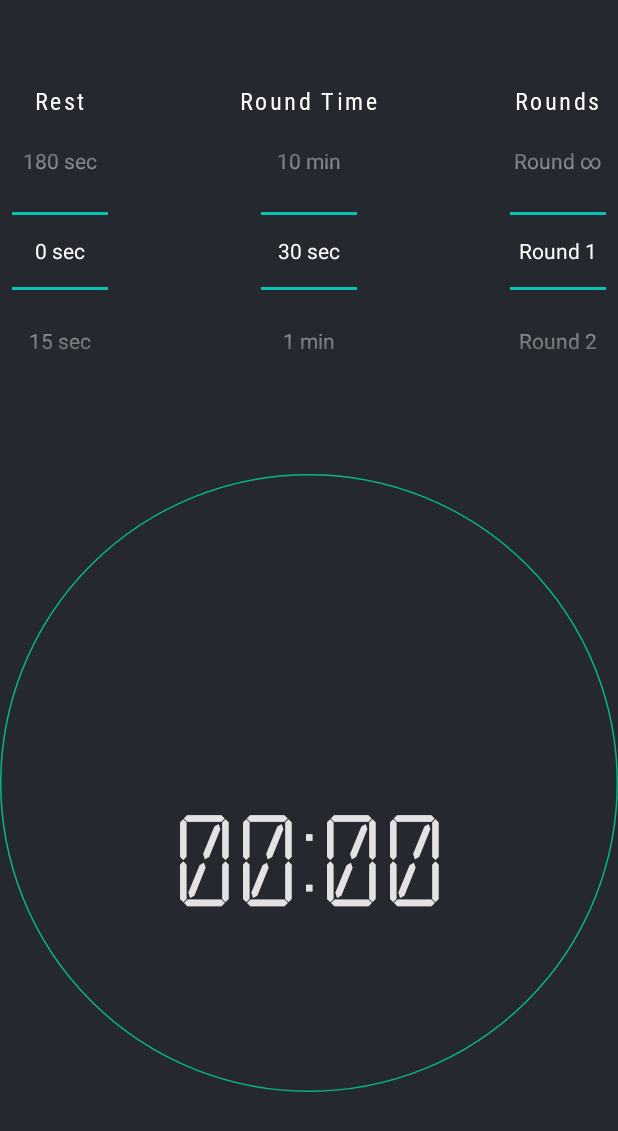
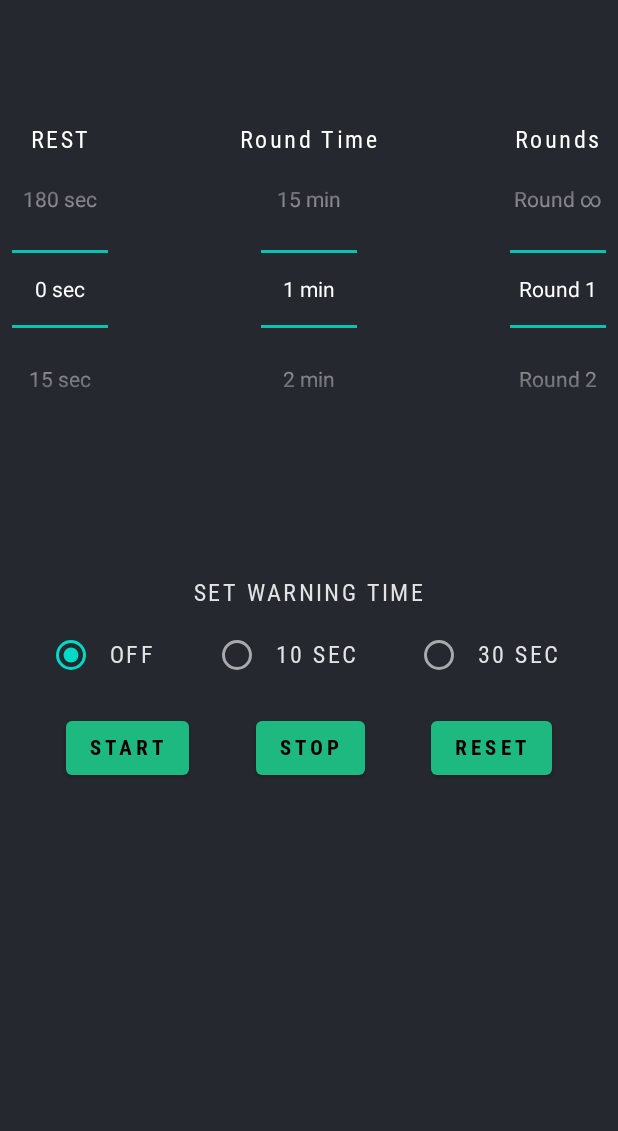
Before and after one commit to iandamping/ComposingThings, an Android app built with Jetpack Compose: the screen it shows after launch (MainActivity), on a phone screen of 412 x 824 dp. Shown: the top 1131 px of the screen. Run offline under Robolectric (Android 15) with nearby library versions, the phone set to English and light mode, and no system bars; our stand-ins replace Dagger/Hilt's generated code, Timber, livedata-compose.

Commit message:
adding interval timer, kurang handle infinite round

```diff
--- a/app/src/main/java/com/junemon/compose_stable/MainActivity.kt
+++ b/app/src/main/java/com/junemon/compose_stable/MainActivity.kt
@@ -8,15 +8,14 @@ import androidx.activity.viewModels
 import androidx.compose.foundation.layout.Column
 import androidx.compose.material.MaterialTheme
 import androidx.compose.material.Surface
-import com.junemon.compose_stable.screen.*
+import com.junemon.compose_stable.screen.IntervalTimerScreen
 import com.junemon.compose_stable.ui.theme.TimerTheme
-import com.junemon.compose_stable.util.TimerConstant
 import dagger.hilt.android.AndroidEntryPoint
 
 @AndroidEntryPoint
 class MainActivity : ComponentActivity() {
 
-    private val boxingVm: BoxingViewModel by viewModels()
+    private val boxingVm: IntervalTimerViewModel by viewModels()
     override fun onCreate(savedInstanceState: Bundle?) {
         super.onCreate(savedInstanceState)
         window.addFlags(WindowManager.LayoutParams.FLAG_KEEP_SCREEN_ON)
@@ -25,10 +24,7 @@ class MainActivity : ComponentActivity() {
                 // A surface container using the 'background' color from the theme
                 Surface(color = MaterialTheme.colors.background) {
                     Column {
-                        SelectingRestRoundTimeAndRoundScreen(intervalVm = boxingVm)
-                        TimerScreen(intervalVm = boxingVm)
-                        WaringTimeRadioButton(intervalVm = boxingVm)
-                        IntervalTimerButton(intervalVm = boxingVm)
+                        IntervalTimerScreen(intervalVm = boxingVm)
                     }
                 }
             }
--- a/app/src/main/java/com/junemon/compose_stable/screen/TimerScreen.kt
+++ b/app/src/main/java/com/junemon/compose_stable/screen/IntervalTimerScreen.kt
@@ -2,36 +2,29 @@ package com.junemon.compose_stable.screen
 
 import android.text.format.DateUtils
 import android.widget.NumberPicker
-import androidx.compose.animation.core.animateFloatAsState
-import androidx.compose.foundation.Canvas
-import androidx.compose.foundation.focusable
 import androidx.compose.foundation.layout.*
-import androidx.compose.foundation.progressSemantics
 import androidx.compose.foundation.selection.selectable
-import androidx.compose.material.*
+import androidx.compose.material.Button
+import androidx.compose.material.MaterialTheme
+import androidx.compose.material.RadioButton
+import androidx.compose.material.Text
 import androidx.compose.runtime.*
 import androidx.compose.runtime.livedata.observeAsState
 import androidx.compose.ui.Alignment
 import androidx.compose.ui.Modifier
-import androidx.compose.ui.geometry.Offset
-import androidx.compose.ui.geometry.Size
 import androidx.compose.ui.graphics.Color
-import androidx.compose.ui.graphics.drawscope.Stroke
-import androidx.compose.ui.platform.LocalDensity
 import androidx.compose.ui.res.stringArrayResource
 import androidx.compose.ui.res.stringResource
 import androidx.compose.ui.text.font.FontWeight
 import androidx.compose.ui.text.style.TextAlign
 import androidx.compose.ui.unit.dp
 import androidx.compose.ui.viewinterop.AndroidView
-import com.junemon.compose_stable.BoxingViewModel
+import com.junemon.compose_stable.IntervalTimerViewModel
 import com.junemon.compose_stable.R
 import com.junemon.compose_stable.RestTime
 import com.junemon.compose_stable.ui.theme.CalculatorFontFamily
 import com.junemon.compose_stable.util.TimerConstant
 import com.junemon.compose_stable.util.TimerConstant.DEFAULT_INTEGER_VALUE
-import com.junemon.compose_stable.util.TimerConstant.LIGHT_GREEN_1
-import com.junemon.compose_stable.util.TimerConstant.LIGHT_GREEN_2
 
 
 /**
@@ -41,108 +34,86 @@ import com.junemon.compose_stable.util.TimerConstant.LIGHT_GREEN_2
  */
 
 @Composable
-fun TimerScreen(
+fun IntervalTimerScreen(
     modifier: Modifier = Modifier,
-    intervalVm: BoxingViewModel,
+    intervalVm: IntervalTimerViewModel,
 ) {
+    val isTimerRunning by intervalVm.isTimerRunning.observeAsState(initial = false)
 
-    val timeTickingForText by intervalVm.currentTime.collectAsState()
-    val timeTickingForDialog by intervalVm.currentTimeInFloat.observeAsState()
-
+    Column(modifier = modifier.fillMaxSize()) {
+        if (isTimerRunning) {
             Box(
-        modifier = modifier,
+                modifier = Modifier
+                    .fillMaxWidth()
+                    .padding(8.dp)
+                    .height(350.dp),
                 contentAlignment = Alignment.Center
             ) {
-
-        CircularTimer(
+                TimerText(
+                    intervalVm = intervalVm
+                )
+            }
+        } else {
+            SelectingRestRoundTimeAndRoundScreen(
                 modifier = Modifier
-                .align(Alignment.Center)
-                .fillMaxSize(),
-            timeTickingForDialog = timeTickingForDialog
+                    .fillMaxWidth()
+                    .padding(8.dp)
+                    .height(350.dp),
+                intervalVm = intervalVm
             )
-
-        TimerText(
-            modifier = Modifier.align(Alignment.Center),
-            timeTickingForText = timeTickingForText
-        )
-
         }
-
-
+        WaringTimeRadioButton(intervalVm = intervalVm)
+        IntervalTimerButton(intervalVm = intervalVm)
+    }
 }
 
 @Composable
-private fun TimerText(modifier: Modifier = Modifier, timeTickingForText: Long?) {
-    val value = DateUtils.formatElapsedTime(timeTickingForText ?: 0L)
+private fun TimerText(modifier: Modifier = Modifier, intervalVm: IntervalTimerViewModel) {
+    val isResting by intervalVm.isResting.observeAsState(initial = false)
+    val timeTickingForText by intervalVm.currentTime.collectAsState()
+    val currentRound by intervalVm.roundCounter.observeAsState(initial = TimerConstant.DEFAULT_ROUND_COUNTER_VALUE)
+    val whichRoundRunning by intervalVm.whichRoundValue.observeAsState(initial = TimerConstant.DEFAULT_ROUND_COUNTER_VALUE)
+    Column(
+        modifier = Modifier.fillMaxSize(),
+        horizontalAlignment = Alignment.CenterHorizontally,
+        verticalArrangement = Arrangement.Center
+    ) {
         Text(
-        text = value,
+            text = stringResource(R.string.current_round, currentRound, whichRoundRunning),
             fontFamily = CalculatorFontFamily,
-        fontWeight = FontWeight.Normal,
+            fontWeight = FontWeight.Bold,
+            style = MaterialTheme.typography.h4,
+            textAlign = TextAlign.Center,
+            modifier = modifier.align(Alignment.CenterHorizontally)
+        )
+
+        Text(
+            text = DateUtils.formatElapsedTime(timeTickingForText ?: 0L),
+            fontFamily = CalculatorFontFamily,
+            fontWeight = FontWeight.ExtraBold,
             style = MaterialTheme.typography.h1,
             textAlign = TextAlign.Center,
-        modifier = modifier
+            modifier = modifier.align(Alignment.CenterHorizontally)
+        )
+
+        if (isResting) {
+            Text(
+                text = stringResource(id = R.string.rest),
+                fontFamily = CalculatorFontFamily,
+                fontWeight = FontWeight.ExtraBold,
+                style = MaterialTheme.typography.h2,
+                textAlign = TextAlign.Center,
+                modifier = modifier.align(Alignment.CenterHorizontally)
             )
         }
-
-@Composable
-private fun CircularTimer(modifier: Modifier = Modifier, timeTickingForDialog: Float?) {
-    val animatedProgress by animateFloatAsState(
-        targetValue = timeTickingForDialog ?: 0.0f,
-        animationSpec = ProgressIndicatorDefaults.ProgressAnimationSpec
-    )
-    UnderlyingCircle()
-
-    CircularProgressIndicator(
-        color = LIGHT_GREEN_1,
-        modifier = modifier,
-        progress = animatedProgress,
-        strokeWidth = 12.dp
-    )
     }
 
-@Composable
-fun UnderlyingCircle() {
-    val progress = 1.0f
-    val stroke = with(LocalDensity.current) { Stroke(1.dp.toPx()) }
-
-    Canvas(
-        Modifier
-            .progressSemantics(progress)
-            .fillMaxSize()
-            .focusable()
-    ) {
-        val innerRadius = (size.minDimension - stroke.width) / 2
-        val halfSize = size / 2.0f
-        val topLeft = Offset(
-            halfSize.width - innerRadius,
-            halfSize.height - innerRadius
-        )
-
-        val diameterOffset = stroke.width / 2
-        val arcDimen = size.width - 2 * diameterOffset
-
-        val size = Size(innerRadius * 2, innerRadius * 2)
-        val startAngle = 270f
-        val sweep = progress * 360f
-
-        drawArc(
-            color = LIGHT_GREEN_2,
-            startAngle = startAngle,
-            sweepAngle = sweep,
-            topLeft = Offset(diameterOffset, diameterOffset),
-            size = Size(arcDimen, arcDimen),
-//                topLeft = topLeft,
-//                size = size,
-            useCenter = false,
-            style = stroke
-        )
-    }
 }
 
 @Composable
 fun WaringTimeRadioButton(
     modifier: Modifier = Modifier,
-    intervalVm: BoxingViewModel
+    intervalVm: IntervalTimerViewModel
 ) {
     val listOfRestTime = listOf(
         RestTime(stringResource(id = R.string.off), 0),
@@ -222,17 +193,14 @@ fun WaringTimeRadioButton(
 @Composable
 fun SelectingRestRoundTimeAndRoundScreen(
     modifier: Modifier = Modifier,
-    intervalVm: BoxingViewModel
+    intervalVm: IntervalTimerViewModel
 ) {
     val restArray = stringArrayResource(id = R.array.arr_rest_time)
     val roundTimeArray = stringArrayResource(id = R.array.arr_round_time)
     val roundsArray = stringArrayResource(id = R.array.arr_rounds)
     val pickerTheme = R.style.AppTheme_Picker
     Row(
-        modifier = modifier
-            .fillMaxWidth()
-            .padding(8.dp)
-            .height(300.dp),
+        modifier = modifier,
         horizontalArrangement = Arrangement.SpaceBetween,
         verticalAlignment = Alignment.CenterVertically
     ) {
@@ -241,22 +209,13 @@ fun SelectingRestRoundTimeAndRoundScreen(
             AndroidView(factory = {
                 NumberPicker(android.view.ContextThemeWrapper(it, pickerTheme)).apply {
                     if (value == DEFAULT_INTEGER_VALUE) {
-                        intervalVm.setRestTime(TimerConstant.setCustomTime(0))
+                        intervalVm.setRestTime(DEFAULT_INTEGER_VALUE)
                     }
                     minValue = DEFAULT_INTEGER_VALUE
                     maxValue = restArray.size - 1
                     displayedValues = restArray
                     setOnValueChangedListener { _, _, newVal ->
-                        when (newVal) {
-                            0 -> intervalVm.setRestTime(TimerConstant.setCustomTime(0))
-                            1 -> intervalVm.setRestTime(TimerConstant.setCustomTime(15))
-                            2 -> intervalVm.setRestTime(TimerConstant.setCustomTime(30))
-                            3 -> intervalVm.setRestTime(TimerConstant.setCustomTime(60))
-                            4 -> intervalVm.setRestTime(TimerConstant.setCustomTime(90))
-                            5 -> intervalVm.setRestTime(TimerConstant.setCustomTime(120))
-                            6 -> intervalVm.setRestTime(TimerConstant.setCustomTime(150))
-                            7 -> intervalVm.setRestTime(TimerConstant.setCustomTime(180))
-                        }
+                        intervalVm.setRestTime(newVal)
                     }
                 }
             })
@@ -297,24 +256,21 @@ fun SelectingRestRoundTimeAndRoundScreen(
 }
 
 @Composable
-fun IntervalTimerButton(modifier: Modifier = Modifier, intervalVm: BoxingViewModel) {
-    val state by intervalVm.isTimerRunning.observeAsState(initial = false)
+fun IntervalTimerButton(modifier: Modifier = Modifier, intervalVm: IntervalTimerViewModel) {
     Row(
         modifier = modifier.fillMaxWidth(),
         horizontalArrangement = Arrangement.SpaceEvenly
     ) {
-        Button(onClick = { intervalVm.startCounting() }, enabled = !state) {
+        Button(onClick = { intervalVm.startCounting() }) {
             Text(text = stringResource(id = R.string.start))
         }
 
-        Button(onClick = { intervalVm.cancelAllTimer() }, enabled = state) {
+        Button(onClick = { intervalVm.cancelAllTimer() }) {
             Text(text = stringResource(id = R.string.stop))
         }
 
         Button(onClick = { intervalVm.resetAll() }) {
             Text(text = stringResource(id = R.string.reset))
         }
-
-
     }
 }
--- a/app/src/main/java/com/junemon/compose_stable/util/timer/BoxingTimer.kt
+++ b/app/src/main/java/com/junemon/compose_stable/util/timer/TimerHelper.kt
@@ -5,7 +5,7 @@ package com.junemon.compose_stable.util.timer
  * Github https://github.com/iandamping
  * Indonesia.
  */
-interface BoxingTimer {
+interface TimerHelper {
 
     fun startTimer(durationTime: Long, onFinish : () ->Unit, onTicking:(Long) ->Unit)
 
--- a/app/src/main/java/com/junemon/compose_stable/util/timer/BoxingTimerImpl.kt
+++ b/app/src/main/java/com/junemon/compose_stable/util/timer/TimerHelperImpl.kt
@@ -2,7 +2,6 @@ package com.junemon.compose_stable.util.timer
 
 import android.os.CountDownTimer
 import com.junemon.compose_stable.util.TimerConstant
-import timber.log.Timber
 import javax.inject.Inject
 
 /**
@@ -10,7 +9,7 @@ import javax.inject.Inject
  * Github https://github.com/iandamping
  * Indonesia.
  */
-class BoxingTimerImpl @Inject constructor() : BoxingTimer {
+class TimerHelperImpl @Inject constructor() : TimerHelper {
 
     private var timer: CountDownTimer? = null
 
--- a/app/src/main/res/values/strings.xml
+++ b/app/src/main/res/values/strings.xml
@@ -1,14 +1,15 @@
 <resources>
     <string name="app_name">ComposingThings</string>
+    <string name="current_round">Round %d / %d</string>
     <string name="rounds">Rounds</string>
-    <string name="warning">WARNING TIME</string>
+    <string name="warning">SET WARNING TIME</string>
     <string name="off">OFF</string>
     <string name="ten_second">10 SEC</string>
     <string name="thirty_sec">30 SEC</string>
     <string name="reset">RESET</string>
     <string name="start">START</string>
     <string name="stop">STOP</string>
-    <string name="rest">Rest</string>
+    <string name="rest">REST</string>
     <string name="round_time">Round Time</string>
 
     <string-array name="arr_rest_time">
@@ -23,7 +24,6 @@
     </string-array>
 
     <string-array name="arr_round_time">
-        <item>30 sec</item>
         <item>1 min</item>
         <item>2 min</item>
         <item>3 min</item>
@@ -34,6 +34,7 @@
         <item>8 min</item>
         <item>9 min</item>
         <item>10 min</item>
+        <item>15 min</item>
     </string-array>
 
     <string-array name="arr_rounds">
```
Also changed, not shown: app/src/main/java/com/junemon/compose_stable/IntervalTimerViewModel.kt (renamed from app/src/main/java/com/junemon/compose_stable/BoxingViewModel.kt, +57 -56 lines), app/src/main/java/com/junemon/compose_stable/di/IntervalTimerModule.kt (renamed from app/src/main/java/com/junemon/compose_stable/di/BoxingTimerModule.kt, +4 -4 lines), app/src/main/java/com/junemon/compose_stable/util/Extension.kt (+1 -12 lines). Lines whose indentation alone changed are shown as unchanged.
